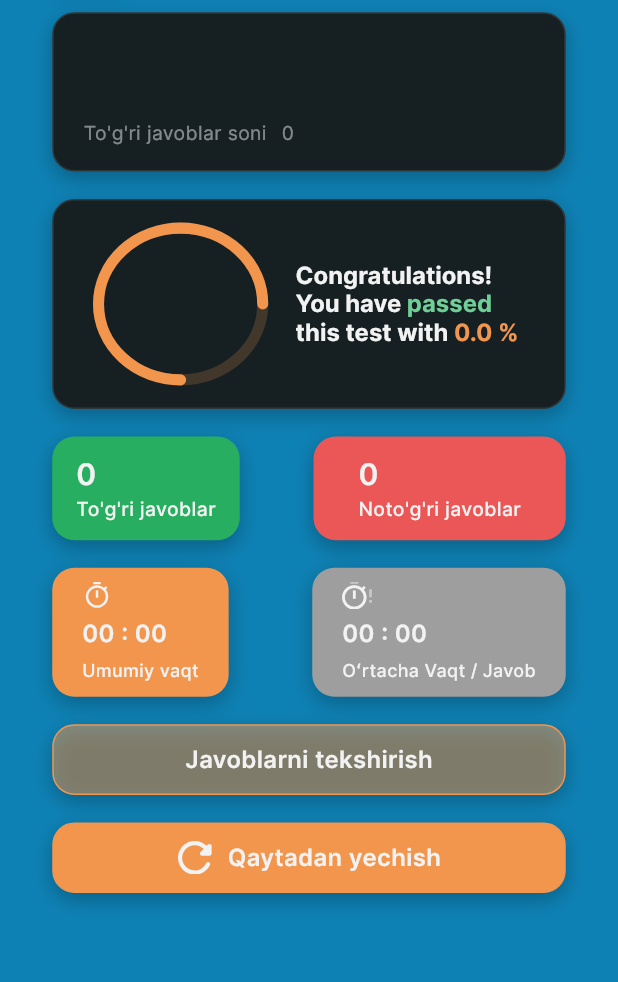
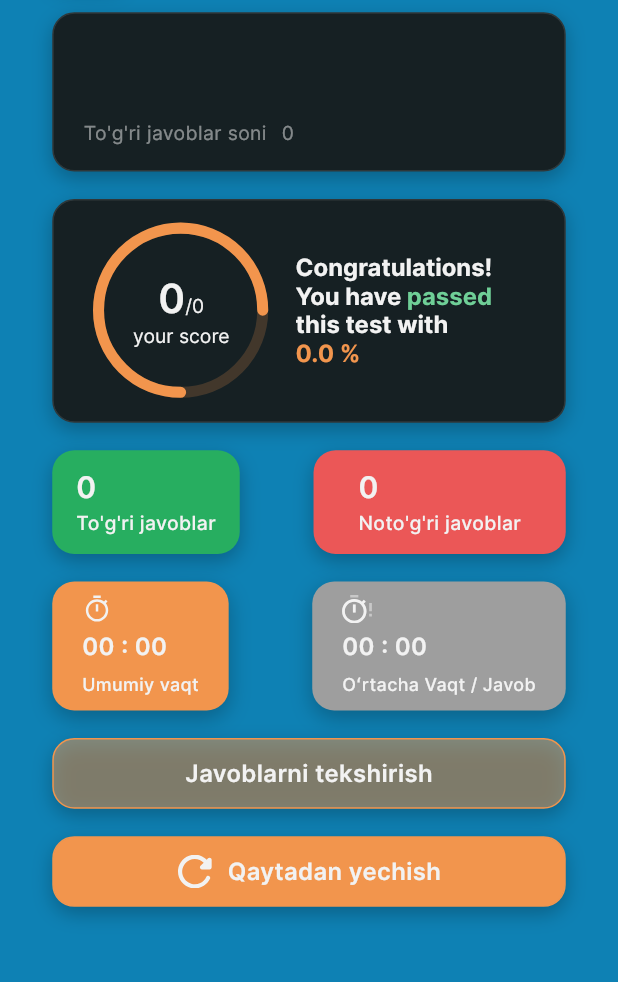
Before and after one commit to Yorq1nnur/my_quiz_app, a Flutter app: the ResultScreen screen opened directly with empty values, on a phone screen of 412 x 824 dp, the part 156-1138 px from its top. Run offline on Flutter 3.47's test engine with Material 3 defaults, Android fonts, the phone set to English and light mode, and no system bars; drawn by our look-alikes of zoom_tap_animation; our stand-ins replace flutter_screenutil, flutter_svg, lottie; missing offline and left inert: dart:ffi; project files that could hold a hidden picture were left out.

Commit message:
First ResultScreen

```diff
--- a/lib/models/answers_report.dart
+++ b/lib/models/answers_report.dart
@@ -11,6 +11,7 @@ class AnswersReport {
   int falseAnswersCount = 0;
   int averageTime = 0;
   int totalTime = 0;
+  int timeSpent = 0;
   double truePercentage = 0.0;
 
   AnswersReport({
@@ -26,37 +27,36 @@ class AnswersReport {
     for (int i = 0; i < subjectModel.questions.length; i++) {
       QuizModel quiz = subjectModel.questions[i];
       int selection = selectedAnswers[i]!;
-      int trues = 0;
+
       switch (selection) {
         case 1:
           {
             if (quiz.trueAnswer == quiz.variant1) {
-              trues++;
+              trueAnswersCount++;
             }
           }
         case 2:
           {
             if (quiz.trueAnswer == quiz.variant2) {
-              trues++;
+              trueAnswersCount++;
             }
           }
         case 3:
           {
             if (quiz.trueAnswer == quiz.variant3) {
-              trues++;
+              trueAnswersCount++;
             }
           }
         case 4:
           {
             if (quiz.trueAnswer == quiz.variant4) {
-              trues++;
+              trueAnswersCount++;
             }
           }
         default:
-          {}
+          {
+          }
       }
-
-      trueAnswersCount = trues;
 
       falseAnswersCount = subjectModel.questions.length - trueAnswersCount;
 
@@ -68,11 +68,13 @@ class AnswersReport {
         }
       }
 
-      averageTime = spentTime ~/ onlySelectedAnswersCount;
+      averageTime = timeSpent ~/ subjectModel.questions.length;
 
       totalTime = subjectModel.questions.length * levelTime;
 
-      truePercentage = trueAnswersCount / subjectModel.questions.length;
+      timeSpent = (subjectModel.questions.length * levelTime) - spentTime;
+
+      truePercentage = trueAnswersCount / onlySelectedAnswersCount;
     }
   }
 }
--- a/lib/models/quiz_model.dart
+++ b/lib/models/quiz_model.dart
@@ -24,7 +24,7 @@ class QuizModel {
       questionText: json["question_text"] as String? ?? "",
       description: json["description"] as String? ?? "",
       image: json["image"] as String? ?? "",
-      trueAnswer: json["trueAnswer"] as String? ?? "",
+      trueAnswer: json["true_answer"] as String? ?? "",
       variant1: json["variant_1"] as String? ?? "",
       variant2: json["variant_2"] as String? ?? "",
       variant3: json["variant_3"] as String? ?? "",
--- a/lib/screens/result_screen/result_screen.dart
+++ b/lib/screens/result_screen/result_screen.dart
@@ -94,13 +94,19 @@ class _ResultScreenState extends State<ResultScreen> {
                       mainAxisAlignment: MainAxisAlignment.spaceBetween,
                       children: [
                         SizedBox(
-                          height: 110.h,
-                          width: 110.w,
+                          height: 120.h,
+                          width: 120.h,
+                          child: Stack(
+                            children: [
+                              SizedBox(
+                                height: 110.sp,
+                                width: 110.sp,
                                 child: Transform.rotate(
                                   angle: pi,
                                   child: CircularProgressIndicator(
                                     color: AppColors.cF2954D,
-                              backgroundColor: AppColors.cF2954D.withOpacity(
+                                    backgroundColor:
+                                        AppColors.cF2954D.withOpacity(
                                       0.20,
                                     ),
                                     value: 0.75,
@@ -108,6 +114,34 @@ class _ResultScreenState extends State<ResultScreen> {
                                     strokeWidth: 8.h,
                                     strokeCap: StrokeCap.round,
                                   ),
+                                ),
+                              ),
+                              Align(
+                                alignment: Alignment.center,
+                                child: RichText(
+                                  textAlign: TextAlign.center,
+                                  text: TextSpan(
+                                    text:
+                                        "${widget.answersReport.trueAnswersCount}",
+                                    style: AppTextStyle.interBold.copyWith(
+                                      color: AppColors.cF2F2F2,
+                                      fontSize: 27.sp,
+                                      fontWeight: FontWeight.w600,
+                                    ),
+                                    children: [
+                                      TextSpan(
+                                        text: "/${widget.answersReport.subjectModel.questions.length}\nyour score",
+                                        style: AppTextStyle.interBold.copyWith(
+                                          color: AppColors.cF2F2F2,
+                                          fontSize: 13.sp,
+                                          fontWeight: FontWeight.w400,
+                                        ),
+                                      ),
+                                    ]
+                                  ),
+                                ),
+                              ),
+                            ],
                           ),
                         ),
                         Column(
@@ -133,7 +167,7 @@ class _ResultScreenState extends State<ResultScreen> {
                                       ),
                                     ),
                                     TextSpan(
-                                      text: " this test with ",
+                                      text: " this test with\n",
                                       style: AppTextStyle.interBold.copyWith(
                                         color: AppColors.cF2F2F2,
                                         fontSize: 16.sp,
@@ -141,7 +175,8 @@ class _ResultScreenState extends State<ResultScreen> {
                                       ),
                                     ),
                                     TextSpan(
-                                      text: "${widget.answersReport.truePercentage * 100} %",
+                                      text:
+                                          "${widget.answersReport.truePercentage * 100} %",
                                       style: AppTextStyle.interBold.copyWith(
                                         color: AppColors.cF2954D,
                                         fontSize: 16.sp,
@@ -159,6 +194,8 @@ class _ResultScreenState extends State<ResultScreen> {
                   ),
                   Padding(
                     padding: EdgeInsets.only(bottom: 20.h),
+                    child: Expanded(
+                      flex: 1,
                       child: Row(
                         mainAxisAlignment: MainAxisAlignment.spaceBetween,
                         children: [
@@ -177,22 +214,28 @@ class _ResultScreenState extends State<ResultScreen> {
                         ],
                       ),
                     ),
+                  ),
                   Padding(
                     padding: EdgeInsets.only(bottom: 20.h),
+                    child: Expanded(
+                      flex: 1,
                       child: Row(
                         mainAxisAlignment: MainAxisAlignment.spaceBetween,
                         children: [
                           GetTimeContainer(
                               containerColor: AppColors.cF2954D,
                               iconPath: AppImages.clock,
-                            title: getMinutelyText(widget.answersReport.totalTime),
+                              title:
+                                  getMinutelyText(widget.answersReport.timeSpent),
                               description: "Umumiy vaqt"),
                           GetTimeContainer(
                               containerColor: Colors.grey,
                               iconPath: AppImages.secondClock,
-                            title: getMinutelyText(widget.answersReport.averageTime),
+                              title: getMinutelyText(
+                                  widget.answersReport.averageTime),
                               description: "Oʻrtacha Vaqt / Javob"),
                         ],
+                      ),
                     ),
                   ),
                   GetBottomItems(
```
Also changed, not shown: lib/screens/start_quiz_screen/start_quiz_screen.dart (+15 -10 lines), assets/data/data_quiz.json. Lines whose indentation alone changed are shown as unchanged.
